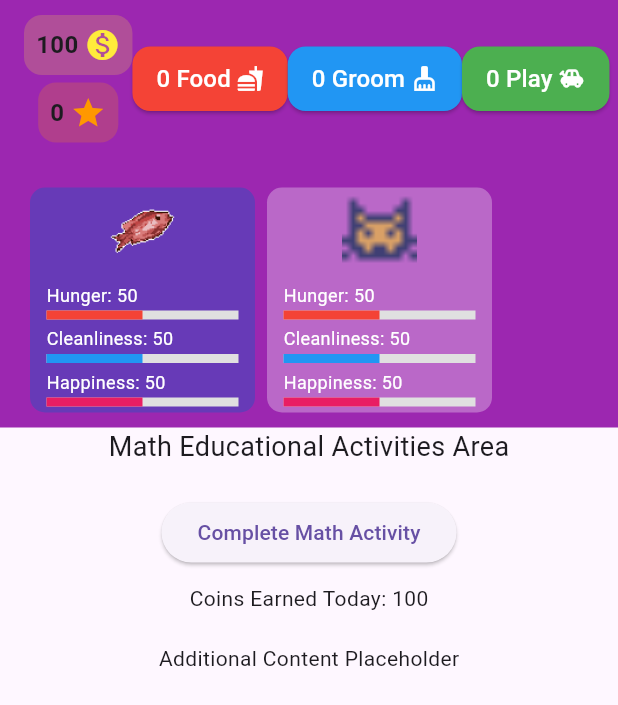
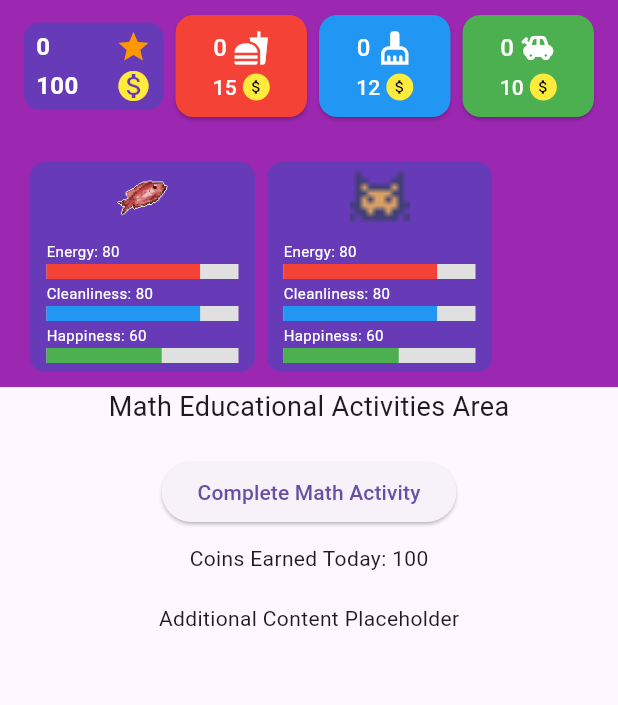
Before and after one commit to Afdholanabil/Petogotchi, a Flutter app: the screen it shows after launch, on a phone screen of 412 x 824 dp. Shown: the top 705 px of the screen. Run offline on Flutter 3.47's test engine with Material 3 defaults, Android fonts, the phone set to English and light mode, and no system bars; our stand-ins replace get; missing offline and left inert: flame.

Commit message:
adding cost in resource and improve responsive

```diff
--- a/lib/data/data_source/pet_remote_data_source.dart
+++ b/lib/data/data_source/pet_remote_data_source.dart
@@ -17,12 +17,12 @@ class PetRemoteDataSourceImpl implements PetRemoteDataSource {
     await Future.delayed(Duration(seconds: 1)); // Simulate network delay
     return [
       PetModel(
-        name: 'Fluffy',
+        name: 'Fish',
         image: 'assets/images/pets/luna.png',
         environment: 'Home',
       ),
       PetModel(
-        name: 'Whiskers',
+        name: 'Cat',
         image: 'assets/images/pets/cat.png',
         environment: 'Park',
       ),
--- a/lib/data/models/pet_model.dart
+++ b/lib/data/models/pet_model.dart
@@ -6,9 +6,9 @@ class PetModel extends Pet {
   PetModel({
     required String name,
     required String image,
-    int energy = 50,
-    int cleanliness = 50,
-    int happiness = 50,
+    int energy = 80,
+    int cleanliness = 80,
+    int happiness = 60,
     bool ringsClosed = false,
     DateTime? ringsClosedTime,
     String environment = 'Home', // Default environment
--- a/lib/domain/entities/pet.dart
+++ b/lib/domain/entities/pet.dart
@@ -14,9 +14,9 @@ class Pet {
   Pet({
     required this.name,
     required this.image,
-    this.energy = 50,
-    this.cleanliness = 50,
-    this.happiness = 50,
+    this.energy = 100,
+    this.cleanliness = 100,
+    this.happiness = 100,
     this.ringsClosed = false,
     this.ringsClosedTime,
     this.environment = 'Home',
--- a/lib/main.dart
+++ b/lib/main.dart
@@ -1,49 +1,24 @@
 // lib/main.dart
-
 import 'package:flutter/material.dart';
 import 'package:get/get.dart';
-import 'package:flame/flame.dart';
-import 'package:flutter/services.dart';
-import 'presentation/controllers/game_controller.dart';
+import 'presentation/bindings/game_binding.dart';
+import 'presentation/bindings/store_binding.dart';
 import 'presentation/pages/home_page.dart';
 import 'presentation/pages/store_page.dart';
 import 'presentation/pages/pet_environment_page.dart';
-import 'presentation/bindings/game_binding.dart';
-import 'presentation/bindings/store_binding.dart';
 
-void main() async {
-  WidgetsFlutterBinding.ensureInitialized();
-
-  // Enforce portrait orientation
-  await SystemChrome.setPreferredOrientations([
-    DeviceOrientation.portraitUp,
-    DeviceOrientation.portraitDown,
-  ]);
-
-  // Initialize Flame in portrait mode
-  await Flame.device.fullScreen();
-  await Flame.device.setPortrait();
-
-  runApp(PetogotchiApp());
+void main() {
+  runApp(MyApp());
 }
 
-class PetogotchiApp extends StatelessWidget {
+class MyApp extends StatelessWidget {
   @override
   Widget build(BuildContext context) {
     return GetMaterialApp(
-      debugShowCheckedModeBanner: false,
-      title: 'Petogotchi',
-      theme: ThemeData(
-        primarySwatch: Colors.blue,
-      ),
-      initialBinding: GameBinding(),
-      initialRoute: '/',
+      title: 'Pet Game',
+      initialBinding: GameBinding(), // Inisialisasi GameBinding
+      home: HomePage(),
       getPages: [
-        GetPage(
-          name: '/',
-          page: () => HomePage(),
-          binding: GameBinding(),
-        ),
         GetPage(
           name: '/store',
           page: () => StorePage(),
@@ -52,9 +27,11 @@ class PetogotchiApp extends StatelessWidget {
         GetPage(
           name: '/environment',
           page: () => PetEnvironmentPage(),
-          binding: GameBinding(),
+          binding: GameBinding(), // Pastikan binding yang sesuai
         ),
+        // Tambahkan route lain jika diperlukan
       ],
+      debugShowCheckedModeBanner: false,
     );
   }
 }
--- a/lib/presentation/pages/home_page.dart
+++ b/lib/presentation/pages/home_page.dart
@@ -1,5 +1,4 @@
 // lib/presentation/pages/home_page.dart
-
 import 'package:flutter/material.dart';
 import 'package:get/get.dart';
 import '../widgets/top_bar.dart';
@@ -10,7 +9,8 @@ class HomePage extends StatelessWidget {
   Widget build(BuildContext context) {
     // Tidak perlu memanggil GameController di sini karena sudah di-bind di TopBar
     return Scaffold(
-      body: Column(
+      body: SafeArea( // Tambahkan SafeArea
+        child: Column(
           children: [
             TopBar(),
             Expanded(
@@ -28,6 +28,7 @@ class HomePage extends StatelessWidget {
             ),
           ],
         ),
+      ),
     );
   }
 }
--- /dev/null
+++ b/lib/presentation/widgets/Button/combined_currency_button.dart
@@ -0,0 +1,60 @@
+// lib/presentation/widgets/combined_currency_button.dart
+import 'package:flutter/material.dart';
+import 'package:get/get.dart';
+import 'package:learn_1/presentation/controllers/game_controller.dart';
+
+class CombinedCurrencyButton extends StatelessWidget {
+  @override
+  Widget build(BuildContext context) {
+    final GameController gameController = Get.find<GameController>();
+
+    return Container(
+      padding: EdgeInsets.symmetric(
+          horizontal: 8,
+          vertical: 4), // Tambahkan padding agar tidak berdempetan
+      decoration: BoxDecoration(
+        color: Colors.deepPurple,
+        borderRadius: BorderRadius.circular(10),
+      ),
+      child: Column(
+        children: [
+          // Star Section
+          Obx(() {
+            return Row(
+              mainAxisAlignment: MainAxisAlignment.spaceBetween,
+              children: [
+                Text(
+                  '${gameController.stars.value}',
+                  style: TextStyle(
+                    fontSize: 16,
+                    fontWeight: FontWeight.bold,
+                    color: Colors.white,
+                  ),
+                ),
+                Icon(Icons.star, color: Colors.orange, size: 24),
+              ],
+            );
+          }),
+          SizedBox(height: 2), // Spasi antara star dan coin
+          // Coin Section
+          Obx(() {
+            return Row(
+              mainAxisAlignment: MainAxisAlignment.spaceBetween,
+              children: [
+                Text(
+                  '${gameController.coins.value}',
+                  style: TextStyle(
+                    fontSize: 16,
+                    fontWeight: FontWeight.bold,
+                    color: Colors.white,
+                  ),
+                ),
+                Icon(Icons.monetization_on, color: Colors.yellow, size: 24),
+              ],
+            );
+          }),
+        ],
+      ),
+    );
+  }
+}
--- a/lib/presentation/widgets/Button/currency_button.dart
+++ b/lib/presentation/widgets/Button/currency_button.dart
@@ -11,16 +11,26 @@ class CurrencyButton extends StatelessWidget {
   @override
   Widget build(BuildContext context) {
     return Container(
-      padding: EdgeInsets.all(8),
+      padding: EdgeInsets.symmetric(vertical: 2, horizontal: 4), // Sesuaikan padding
       decoration: BoxDecoration(
         color: color.withOpacity(0.2),
         borderRadius: BorderRadius.circular(12),
       ),
       child: Row(
+        mainAxisSize: MainAxisSize.min, // Membatasi ukuran Row agar sesuai
         children: [
-          Text(label, style: TextStyle(fontSize: 16, fontWeight: FontWeight.bold)),
-          SizedBox(width: 4),
-          Icon(icon, color: color),
+          Flexible(
+            child: Text(
+              label,
+              style: TextStyle(
+                fontSize: 10, // Dikurangi ukuran font
+                fontWeight: FontWeight.bold,
+              ),
+              overflow: TextOverflow.ellipsis, // Memotong teks jika terlalu panjang
+            ),
+          ),
+          SizedBox(width: 2), // Sesuaikan spasi
+          Icon(icon, color: color, size: 14), // Dikurangi ukuran ikon
         ],
       ),
     );
--- a/lib/presentation/widgets/pet_button.dart
+++ b/lib/presentation/widgets/pet_button.dart
@@ -1,13 +1,12 @@
 // lib/presentation/widgets/pet_button.dart
-
 import 'package:flutter/material.dart';
 import 'package:get/get.dart';
-import 'package:learn_1/domain/entities/resource_data.dart';
 import '../controllers/game_controller.dart';
 import '../../domain/entities/pet.dart';
+import '../../domain/entities/resource_data.dart';
 
 class PetButton extends StatelessWidget {
-  final Rx<Pet> pet; // Ubah dari Pet ke Rx<Pet>
+  final Rx<Pet> pet; // Rx<Pet>
   final bool isSelected;
 
   PetButton({required this.pet, required this.isSelected});
@@ -20,7 +19,7 @@ class PetButton extends StatelessWidget {
       onWillAccept: (data) => data != null && data.amount > 0,
       onAccept: (data) {
         print('Resource of amount ${data.amount} dropped on ${pet.value.name}');
-        gameController.applyResourceToPet(data.resourceType, data.amount);
+        gameController.applyResourceToPet(pet, data.resourceType, data.amount);
       },
       builder: (context, candidateData, rejectedData) {
         bool isHovering = candidateData.isNotEmpty;
@@ -31,7 +30,7 @@ class PetButton extends StatelessWidget {
             width: 150,
             height: 150,
             decoration: BoxDecoration(
-              color: isSelected ? Colors.deepPurple : Colors.purple[300],
+              color: Colors.deepPurple,
               borderRadius: BorderRadius.circular(10),
               border: Border.all(
                 color: isHovering ? Colors.green : Colors.transparent,
@@ -41,18 +40,27 @@ class PetButton extends StatelessWidget {
             child: Column(
               mainAxisAlignment: MainAxisAlignment.center,
               children: [
-                // Gambar Pet
+                // Gambar Pet dengan ukuran lebih kecil
                 Image.asset(
                   currentPet.image,
-                  width: 50,
-                  height: 50,
+                  width: 40,
+                  height: 40,
                   fit: BoxFit.cover,
                 ),
                 SizedBox(height: 8),
-                // Stat Bars
-                _buildStatBar('Hunger', Colors.red, currentPet.energy),
-                _buildStatBar('Cleanliness', Colors.blue, currentPet.cleanliness),
-                _buildStatBar('Happiness', Colors.pink, currentPet.happiness),
+                // Stat Bars dibungkus dalam Flexible agar fleksibel
+                Flexible(
+                  child: Column(
+                    mainAxisAlignment: MainAxisAlignment.start,
+                    children: [
+                      _buildStatBar('Energy', Colors.red, currentPet.energy),
+                      _buildStatBar(
+                          'Cleanliness', Colors.blue, currentPet.cleanliness),
+                      _buildStatBar(
+                          'Happiness', Colors.green, currentPet.happiness),
+                    ],
+                  ),
+                ),
               ],
             ),
           );
@@ -63,20 +71,21 @@ class PetButton extends StatelessWidget {
 
   Widget _buildStatBar(String label, Color color, int value) {
     return Padding(
-      padding: const EdgeInsets.symmetric(vertical: 2.0, horizontal: 8.0),
+      padding: const EdgeInsets.symmetric(
+          vertical: 1.0, horizontal: 8.0), // Dikurangi
       child: Column(
         crossAxisAlignment: CrossAxisAlignment.start,
         children: [
           Text(
             '$label: $value',
-            style: TextStyle(fontSize: 12, color: Colors.white),
+            style: TextStyle(fontSize: 10, color: Colors.white), // Dikurangi
           ),
           SizedBox(height: 2),
           LinearProgressIndicator(
             value: value / 100,
             backgroundColor: Colors.grey[300],
             color: color,
-            minHeight: 6,
+            minHeight: 10,
           ),
         ],
       ),
--- a/lib/presentation/widgets/resource_button.dart
+++ b/lib/presentation/widgets/resource_button.dart
@@ -1,5 +1,4 @@
 // lib/presentation/widgets/resource_button.dart
-
 import 'package:flutter/material.dart';
 import 'package:get/get.dart';
 import '../controllers/game_controller.dart';
@@ -12,14 +11,17 @@ class ResourceButton extends StatelessWidget {
   final int amount;
   final Color color;
   final String resourceType;
+  final int cost;
+  final double? width;
 
-  ResourceButton({
-    required this.icon,
+  ResourceButton(
+      {required this.icon,
       required this.label,
       required this.amount,
       required this.color,
       required this.resourceType,
-  });
+      required this.cost,
+      this.width});
 
   @override
   Widget build(BuildContext context) {
@@ -29,7 +31,13 @@ class ResourceButton extends StatelessWidget {
       data: ResourceData(resourceType: resourceType, amount: 1),
       dragAnchorStrategy: pointerDragAnchorStrategy,
       feedback: _buildDraggedButton(amount: 1),
-      childWhenDragging: _buildButtonContent(), // Tetap normal saat dragging
+      childWhenDragging: Opacity(
+        opacity: 0.5,
+        child: _buildButtonContent(),
+      ),
+      child: SizedBox(
+        // Menggunakan width yang diteruskan atau fleksibel
+        width: width,
         child: ElevatedButton(
           style: ElevatedButton.styleFrom(
             primary: color,
@@ -42,32 +50,64 @@ class ResourceButton extends StatelessWidget {
             gameController.buyResourceAction(
               ResourceModel(
                 name: label,
-              cost: _getResourceCost(resourceType),
+                cost: cost,
                 type: resourceType,
               ),
             );
           },
           child: _buildButtonContent(),
         ),
+      ),
     );
   }
 
   Widget _buildButtonContent() {
-    return Row(
+    return Column(
       mainAxisSize: MainAxisSize.min,
       children: [
+        Row(
+          mainAxisAlignment: MainAxisAlignment.center,
+          children: [
             Text(
-          '$amount $label',
+              '$amount ',
               style: TextStyle(fontSize: 16, color: Colors.white),
             ),
+            Icon(icon, color: Colors.white, size: 24),
+          ],
+        ),
+        SizedBox(height: 4),
+        Row(
+          mainAxisAlignment: MainAxisAlignment.center,
+          children: [
+            Text(
+              '$cost',
+              style: TextStyle(fontSize: 14, color: Colors.white),
+            ),
             SizedBox(width: 4),
-        Icon(icon, color: Colors.white),
+            Container(
+              width: 18,
+              height: 18,
+              decoration: BoxDecoration(
+                color: Colors.yellow,
+                shape: BoxShape.circle,
+              ),
+              child: Center(
+                child: Icon(
+                  Icons.attach_money,
+                  size: 12,
+                  color: Colors.black,
+                ),
+              ),
+            ),
+          ],
+        )
       ],
     );
   }
+
  Widget _buildDraggedButton({required int amount}) {
   return Transform.translate(
-    offset: Offset(-20, -20), // Sesuaikan nilai offset sesuai kebutuhan
+    offset: Offset(-80, -50), // Sesuaikan nilai offset sesuai kebutuhan
     child: Material(
       color: Colors.transparent,
       child: Container(
--- a/lib/presentation/widgets/top_bar.dart
+++ b/lib/presentation/widgets/top_bar.dart
@@ -1,9 +1,8 @@
 // lib/presentation/widgets/top_bar.dart
-
 import 'package:flutter/material.dart';
 import 'package:get/get.dart';
 import 'package:learn_1/domain/entities/pet.dart';
-import 'package:learn_1/presentation/widgets/Button/currency_button.dart';
+import 'package:learn_1/presentation/widgets/Button/combined_currency_button.dart';
 import '../controllers/game_controller.dart';
 import 'resource_button.dart';
 import 'pet_button.dart';
@@ -12,59 +11,82 @@ class TopBar extends StatelessWidget {
   @override
   Widget build(BuildContext context) {
     final GameController gameController = Get.find<GameController>();
+    final screenWidth = MediaQuery.of(context).size.width;
+
+    // Tentukan proporsi lebar
+    final currencyFlex = 1; // Flex untuk CombinedCurrencyButton
+    final resourceFlex = 1; // Flex untuk setiap ResourceButton
+    final resourceButtonsCount = 3; // Jumlah ResourceButton
+    final totalSpacing = 8.0 * (resourceButtonsCount - 1); // Total spasi antar ResourceButton
 
     return Container(
       padding: EdgeInsets.symmetric(vertical: 10, horizontal: 16),
       color: Colors.purple,
       child: Column(
         children: [
-          // Bar untuk Coins dan Stars
           Row(
-            mainAxisAlignment: MainAxisAlignment.spaceAround,
             children: [
-              Column(
+              // CombinedCurrencyButton dibungkus dalam Flexible
+              Flexible(
+                flex: currencyFlex,
+                child: CombinedCurrencyButton(),
+              ),
+              SizedBox(width: 8), // Spasi antara Currency dan Resource Buttons
+
+              // ResourceButtons dibungkus dalam Expanded dengan Row internal
+              Expanded(
+                flex: resourceFlex * resourceButtonsCount,
+                child: Row(
                   children: [
-                  Obx(() => CurrencyButton(
-                        icon: Icons.monetization_on,
-                        label: gameController.coins.value.toString(),
-                        color: Colors.yellow,
-                      )),
-                  SizedBox(height: 5),
-                  Obx(() => CurrencyButton(
-                        icon: Icons.star,
-                        label: gameController.stars.value.toString(),
-                        color: Colors.orange,
-                      )),
-                ],
-              ),
-              // Resource Buttons
-              Obx(() => ResourceButton(
+                    // ResourceButton 1
+                    Expanded(
+                      child: Obx(() => ResourceButton(
                             icon: Icons.fastfood,
                             label: 'Food',
                             amount: gameController.foodAmount.value,
                             color: Colors.red,
                             resourceType: 'food',
+                            cost: 15,
+                            // Lebar akan diatur secara otomatis oleh Expanded
                           )),
-              Obx(() => ResourceButton(
+                    ),
+                    SizedBox(width: 8), // Spasi antar ResourceButtons
+
+                    // ResourceButton 2
+                    Expanded(
+                      child: Obx(() => ResourceButton(
                             icon: Icons.cleaning_services,
                             label: 'Groom',
                             amount: gameController.groomingAmount.value,
                             color: Colors.blue,
                             resourceType: 'grooming',
+                            cost: 12,
+                            // Lebar akan diatur secara otomatis oleh Expanded
                           )),
-              Obx(() => ResourceButton(
+                    ),
+                    SizedBox(width: 8), // Spasi antar ResourceButtons
+
+                    // ResourceButton 3
+                    Expanded(
+                      child: Obx(() => ResourceButton(
                             icon: Icons.toys,
                             label: 'Play',
                             amount: gameController.playAmount.value,
                             color: Colors.green,
                             resourceType: 'play',
+                            cost: 10,
+                            // Lebar akan diatur secara otomatis oleh Expanded
                           )),
+                    ),
+                  ],
+                ),
+              ),
             ],
           ),
           SizedBox(height: 30),
-          // Pet Button sebagai Drop Target dan Selector
-          Container(
-            height: 150,
+          // PetButtons
+          SizedBox(
+            height: 140,
             child: Obx(() {
               return ListView.builder(
                 scrollDirection: Axis.horizontal,
@@ -73,9 +95,15 @@ class TopBar extends StatelessWidget {
                   Rx<Pet> pet = gameController.pets[index];
                   return Padding(
                     padding: const EdgeInsets.symmetric(horizontal: 4.0),
+                    child: GestureDetector(
+                      onTap: () {
+                        gameController.selectPet(pet);
+                      },
                       child: PetButton(
                         pet: pet,
-                      isSelected: gameController.selectedPet.value?.value.name == pet.value.name,
+                        isSelected: gameController.selectedPet.value?.value.name ==
+                            pet.value.name,
+                      ),
                     ),
                   );
                 },
```
Also changed, not shown: lib/presentation/controllers/game_controller.dart (+24 -40 lines), lib/presentation/controllers/store_controller.dart (+5 -7 lines), lib/presentation/pages/pet_environment_page.dart (+33 -11 lines), lib/presentation/widgets/Button/custom_button.dart (deleted, +0 -41 lines), lib/presentation/widgets/currency_display.dart (deleted, +0 -27 lines), lib/presentation/widgets/game_appbar.dart (+2 -7 lines). Lines whose indentation alone changed are shown as unchanged.
